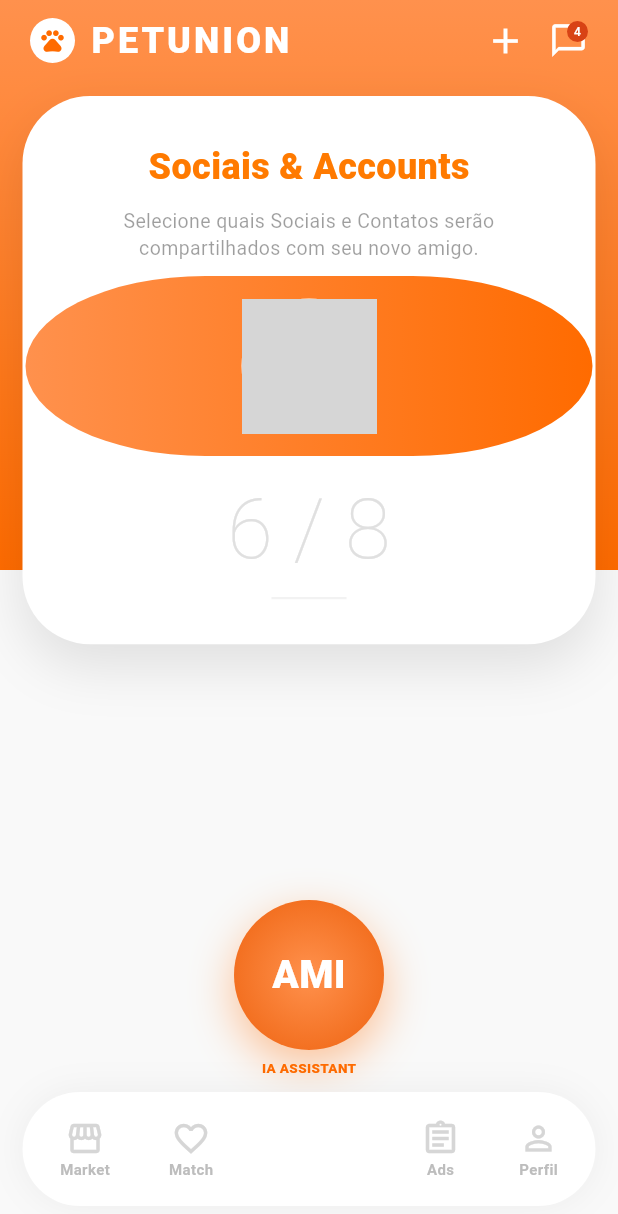
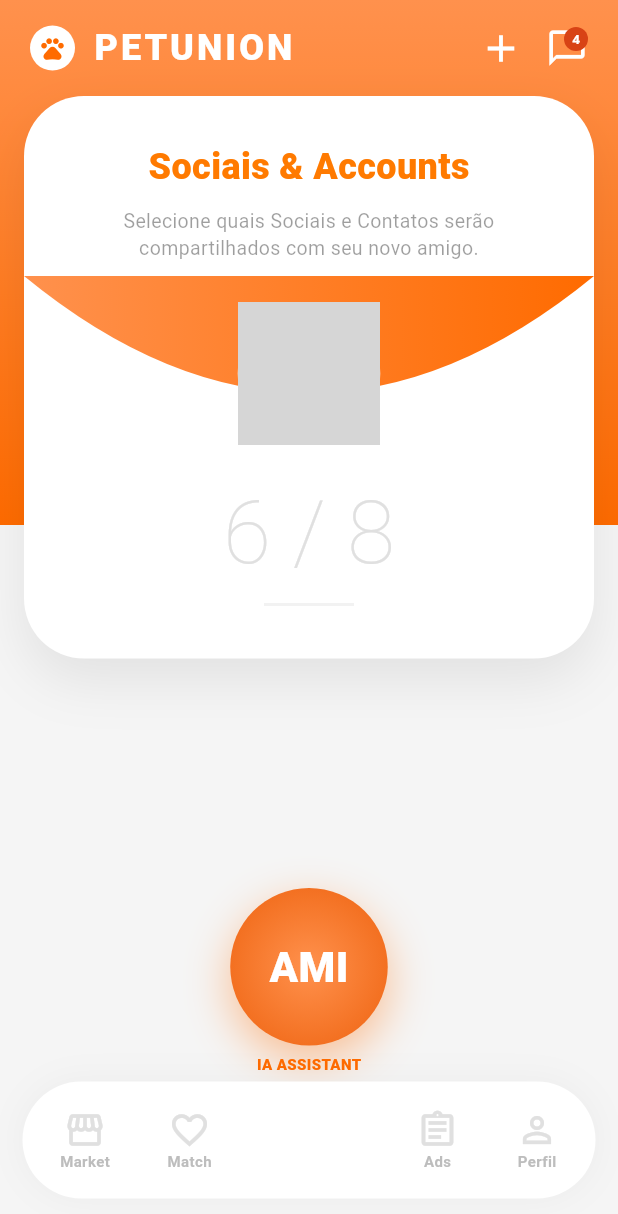
Before and after one commit to viana223844/Petunion-app, a Flutter app: the screen it shows after launch, on a phone screen of 412 x 824 dp. Shown: the top 1214 px of the screen. Run offline on Flutter 3.47's test engine with Material 3 defaults, Android fonts, the phone set to English and light mode, and no system bars; network calls fail; grey boxes are pictures that could not be loaded.

Commit message:
Update main.dart

```diff
--- a/lib/main.dart
+++ b/lib/main.dart
@@ -13,12 +13,12 @@
   @override
   Widget build(BuildContext context) {
     return Scaffold(
-      backgroundColor: const Color(0xFFF9F9F9),
+      backgroundColor: const Color(0xFFF5F5F5),
       body: Stack(
         children: [
-          // 1. HEADER LARANJA COM GRADIENTE (TOP)
+          // 1. FUNDO GRADIENTE SUPERIOR
           Container(
-            height: 380,
+            height: 350,
             decoration: const BoxDecoration(
               gradient: LinearGradient(
                 begin: Alignment.topCenter,
@@ -28,34 +28,34 @@
             ),
           ),
 
-          // 2. CAMADA DE CONTEÚDO PRINCIPAL
+          // 2. CONTEÚDO DA INTERFACE
           SafeArea(
             child: Column(
               children: [
-                // TOP BAR (LOGO + ACTIONS)
+                // HEADER: LOGO + ADD + CHAT (REF: 1002880357)
                 Padding(
-                  padding: const EdgeInsets.symmetric(horizontal: 20, vertical: 10),
+                  padding: const EdgeInsets.symmetric(horizontal: 20, vertical: 15),
                   child: Row(
                     children: [
-                      _buildCircleIcon(Icons.pets),
-                      const SizedBox(width: 10),
+                      _buildHeaderCircle(Icons.pets),
+                      const SizedBox(width: 12),
                       const Text("PETUNION", style: TextStyle(color: Colors.white, fontSize: 24, fontWeight: FontWeight.w900, letterSpacing: 2)),
                       const Spacer(),
-                      const Icon(Icons.add, color: Colors.white, size: 28),
+                      const Icon(Icons.add, color: Colors.white, size: 30),
                       const SizedBox(width: 15),
-                      _buildNotificationIcon("4"),
+                      _buildNotificationBadge("4"),
                     ],
                   ),
                 ),
 
-                // 3. CARD BRANCO (FIDELIDADE 1:1)
+                // 3. O CARD "SOCIALS & ACCOUNTS" COM CURVATURA CONVEXA
                 Container(
                   width: double.infinity,
-                  margin: const EdgeInsets.symmetric(horizontal: 15, vertical: 10),
+                  margin: const EdgeInsets.symmetric(horizontal: 16),
                   decoration: BoxDecoration(
                     color: Colors.white,
-                    borderRadius: BorderRadius.circular(45),
-                    boxShadow: [BoxShadow(color: Colors.black.withOpacity(0.1), blurRadius: 30, offset: const Offset(0, 15))],
+                    borderRadius: BorderRadius.circular(40),
+                    boxShadow: [BoxShadow(color: Colors.black.withOpacity(0.08), blurRadius: 30, offset: const Offset(0, 15))],
                   ),
                   child: Column(
                     children: [
@@ -67,64 +67,58 @@
                           textAlign: TextAlign.center, style: TextStyle(color: Colors.black38, fontSize: 13, height: 1.4)),
                       ),
 
-                      // CONTAINER DA FOTO COM FUNDO CURVADO LARANJA (REFERÊNCIA 1002880357)
+                      // ÁREA DO AVATAR COM O "SCOOP" LARANJA (REF: 1002880357)
                       Stack(
                         alignment: Alignment.center,
                         children: [
-                          Container(
-                            height: 120,
-                            width: double.infinity,
-                            margin: const EdgeInsets.symmetric(horizontal: 2),
-                            decoration: const BoxDecoration(
-                              gradient: LinearGradient(colors: [Color(0xFFFF914D), Color(0xFFFF6B00)]),
-                              borderRadius: BorderRadius.all(Radius.elliptical(200, 100)),
-                            ),
+                          CustomPaint(
+                            size: const Size(double.infinity, 130),
+                            painter: CurvePainter(),
                           ),
                           Container(
-                            width: 90, height: 90,
+                            width: 95, height: 95,
                             decoration: BoxDecoration(
                               shape: BoxShape.circle,
                               border: Border.all(color: Colors.white, width: 4),
-                              image: const DecorationImage(image: NetworkImage('https://i.pravatar.cc/150?u=thor'), fit: BoxFit.cover),
+                              image: const DecorationImage(
+                                image: NetworkImage('https://i.pravatar.cc/150?u=thor'),
+                                fit: BoxFit.cover
+                              ),
                             ),
                           ),
                         ],
                       ),
 
-                      // CONTADOR 6/8 ULTRA-LIGHT
-                      const SizedBox(height: 10),
-                      const Text("6 / 8", style: TextStyle(fontSize: 55, fontWeight: FontWeight.w100, color: Color(0xFFE0E0E0))),
+                      // CONTADOR 6/8 ELEGANT (REF: 1002880357)
+                      const Text("6 / 8", style: TextStyle(fontSize: 58, fontWeight: FontWeight.w100, color: Color(0xFFE0E0E0))),
                       const SizedBox(height: 5),
-                      Container(width: 50, height: 1.5, color: const Color(0xFFF2F2F2)),
-                      const SizedBox(height: 30),
+                      Container(width: 60, height: 2, color: const Color(0xFFF2F2F2)),
+                      const SizedBox(height: 35),
                     ],
                   ),
                 ),
 
                 const Spacer(),
 
-                // 4. AMI E NAVBAR (ESTILO FLOATING PILL)
-                _buildAmiSection(),
+                // 4. AMI E BARRA DE NAVEGAÇÃO "PILL"
+                _buildFloatingAmi(),
 
-                const SizedBox(height: 10),
-
-                // BARRA DE NAVEGAÇÃO
                 Container(
-                  margin: const EdgeInsets.fromLTRB(15, 0, 15, 20),
+                  margin: const EdgeInsets.fromLTRB(15, 5, 15, 25),
                   padding: const EdgeInsets.symmetric(vertical: 18, horizontal: 25),
                   decoration: BoxDecoration(
                     color: Colors.white,
                     borderRadius: BorderRadius.circular(40),
-                    boxShadow: [BoxShadow(color: Colors.black.withOpacity(0.05), blurRadius: 20)],
+                    boxShadow: [BoxShadow(color: Colors.black.withOpacity(0.04), blurRadius: 20)],
                   ),
                   child: Row(
                     mainAxisAlignment: MainAxisAlignment.spaceBetween,
                     children: [
-                      _navItem(Icons.storefront_outlined, "Market"),
-                      _navItem(Icons.favorite_border, "Match"),
-                      const SizedBox(width: 60), // Espaço para a AMI
-                      _navItem(Icons.assignment_outlined, "Ads"),
-                      _navItem(Icons.person_outline, "Perfil"),
+                      _buildNavItem(Icons.storefront_outlined, "Market"),
+                      _buildNavItem(Icons.favorite_border, "Match"),
+                      const SizedBox(width: 60), // GAP PARA A AMI
+                      _buildNavItem(Icons.assignment_outlined, "Ads"),
+                      _buildNavItem(Icons.person_outline, "Perfil"),
                     ],
                   ),
                 ),
@@ -136,23 +130,43 @@
     );
   }
 
-  Widget _buildCircleIcon(IconData icon) => Container(padding: const EdgeInsets.all(6), decoration: const BoxDecoration(color: Colors.white, shape: BoxShape.circle), child: Icon(icon, color: const Color(0xFFFF6B00), size: 18));
+  // WIDGETS AUXILIARES PARA FIDELIDADE VISUAL
+  Widget _buildHeaderCircle(IconData icon) => Container(padding: const EdgeInsets.all(6), decoration: const BoxDecoration(color: Colors.white, shape: BoxShape.circle), child: Icon(icon, color: const Color(0xFFFF6B00), size: 18));
 
-  Widget _buildNotificationIcon(String count) => Stack(children: [const Icon(Icons.chat_bubble_outline, color: Colors.white, size: 26), Positioned(right: 0, top: 0, child: CircleAvatar(radius: 7, backgroundColor: const Color(0xFFD84315), child: Text(count, style: const TextStyle(fontSize: 8, color: Colors.white))))]);
+  Widget _buildNotificationBadge(String count) => Stack(children: [const Icon(Icons.chat_bubble_outline, color: Colors.white, size: 28), Positioned(right: 0, top: 0, child: CircleAvatar(radius: 8, backgroundColor: const Color(0xFFD84315), child: Text(count, style: const TextStyle(fontSize: 9, color: Colors.white, fontWeight: FontWeight.bold))))]);
 
-  Widget _buildAmiSection() => Column(children: [
+  Widget _buildFloatingAmi() => Column(children: [
     Container(
-      width: 100, height: 100,
+      width: 105, height: 105,
       decoration: BoxDecoration(
         shape: BoxShape.circle,
         gradient: const RadialGradient(colors: [Color(0xFFFF914D), Color(0xFFF37021)]),
         boxShadow: [BoxShadow(color: const Color(0xFFFF6B00).withOpacity(0.4), blurRadius: 25, offset: const Offset(0, 10))],
       ),
-      child: const Center(child: Text("AMI", style: TextStyle(color: Colors.white, fontSize: 26, fontWeight: FontWeight.w900))),
+      child: const Center(child: Text("AMI", style: TextStyle(color: Colors.white, fontSize: 28, fontWeight: FontWeight.w900))),
     ),
     const SizedBox(height: 5),
-    const Text("IA ASSISTANT", style: TextStyle(fontSize: 9, fontWeight: FontWeight.w900, color: Color(0xFFFF6B00))),
+    const Text("IA ASSISTANT", style: TextStyle(fontSize: 10, fontWeight: FontWeight.w900, color: Color(0xFFFF6B00))),
   ]);
 
-  Widget _navItem(IconData icon, String label) => Column(mainAxisSize: MainAxisSize.min, children: [Icon(icon, color: Colors.grey[350], size: 26), Text(label, style: TextStyle(color: Colors.grey[400], fontSize: 10, fontWeight: FontWeight.w700))]);
+  Widget _buildNavItem(IconData icon, String label) => Column(mainAxisSize: MainAxisSize.min, children: [Icon(icon, color: Colors.grey[300], size: 28), Text(label, style: TextStyle(color: Colors.grey[400], fontSize: 10, fontWeight: FontWeight.w700))]);
 }
+
+// PAINTER PARA CRIAR A CURVA CONVEXA DO CARD (REF: 1002880357)
+class CurvePainter extends CustomPainter {
+  @override
+  void paint(Canvas canvas, Size size) {
+    var paint = Paint()
+      ..shader = const LinearGradient(colors: [Color(0xFFFF914D), Color(0xFFFF6B00)]).createShader(Rect.fromLTWH(0, 0, size.width, size.height))
+      ..style = PaintingStyle.fill;
+
+    var path = Path();
+    path.moveTo(0, 0);
+    path.quadraticBezierTo(size.width / 2, size.height * 1.2, size.width, 0);
+    path.close();
+    canvas.drawPath(path, paint);
+  }
+
+  @override
+  bool shouldRepaint(CustomPainter oldDelegate) => false;
+}
```
